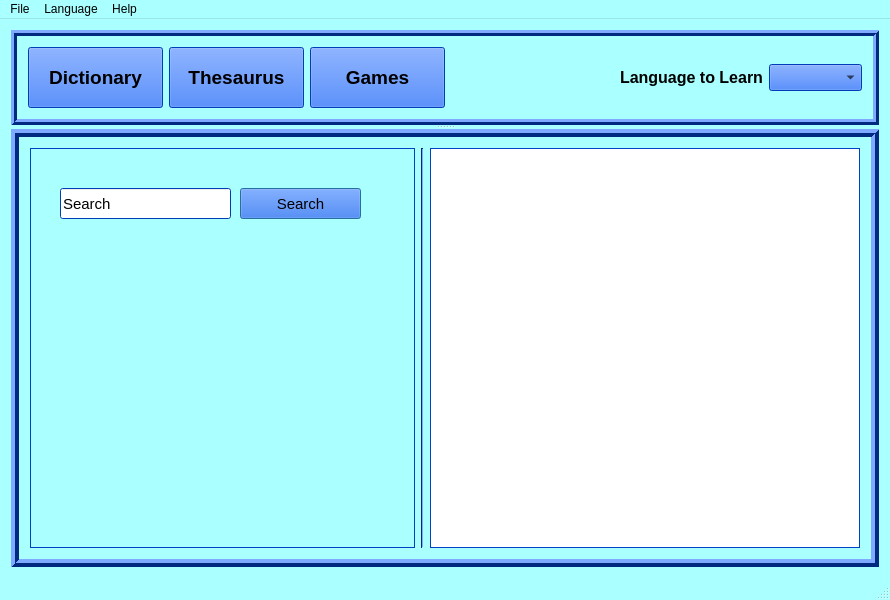
Before: the Qt Designer form mainwindow.ui in onvill/VocabWidener, drawn with Qt 5.
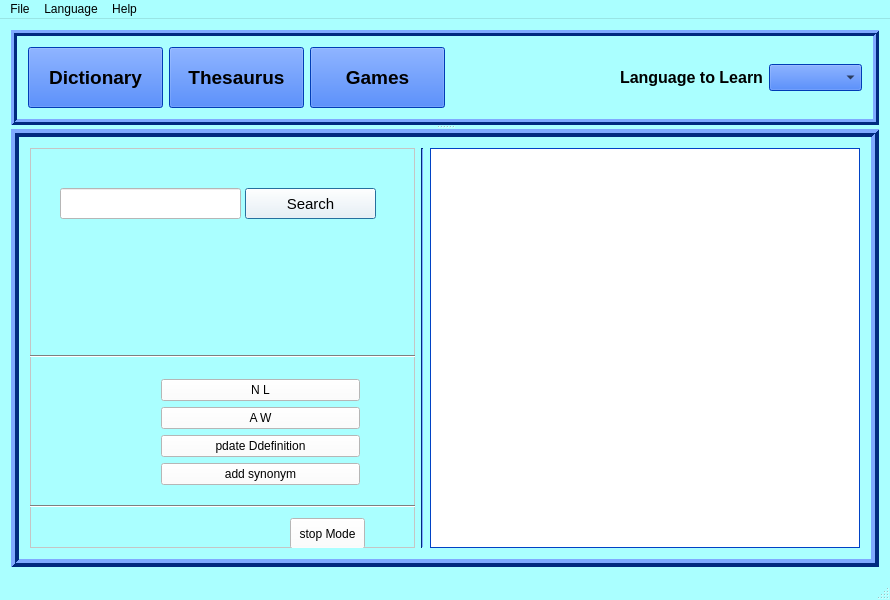
After: the same form once the commit is applied. Icons and pictures are not drawn.

Commit message: More Improvements; Teacher Mode

```diff
--- a/mainwindow.ui
+++ b/mainwindow.ui
@@ -1447,6 +1447,421 @@
        <layout class="QHBoxLayout" name="horizontalLayout_3">
         <item>
          <widget class="QFrame" name="frame_3">
+          <property name="palette">
+           <palette>
+            <active>
+             <colorrole role="WindowText">
+              <brush brushstyle="SolidPattern">
+               <color alpha="255">
+                <red>0</red>
+                <green>0</green>
+                <blue>0</blue>
+               </color>
+              </brush>
+             </colorrole>
+             <colorrole role="Button">
+              <brush brushstyle="SolidPattern">
+               <color alpha="255">
+                <red>255</red>
+                <green>255</green>
+                <blue>255</blue>
+               </color>
+              </brush>
+             </colorrole>
+             <colorrole role="Light">
+              <brush brushstyle="SolidPattern">
+               <color alpha="255">
+                <red>255</red>
+                <green>255</green>
+                <blue>255</blue>
+               </color>
+              </brush>
+             </colorrole>
+             <colorrole role="Midlight">
+              <brush brushstyle="SolidPattern">
+               <color alpha="255">
+                <red>255</red>
+                <green>255</green>
+                <blue>255</blue>
+               </color>
+              </brush>
+             </colorrole>
+             <colorrole role="Dark">
+              <brush brushstyle="SolidPattern">
+               <color alpha="255">
+                <red>127</red>
+                <green>127</green>
+                <blue>127</blue>
+               </color>
+              </brush>
+             </colorrole>
+             <colorrole role="Mid">
+              <brush brushstyle="SolidPattern">
+               <color alpha="255">
+                <red>170</red>
+                <green>170</green>
+                <blue>170</blue>
+               </color>
+              </brush>
+             </colorrole>
+             <colorrole role="Text">
+              <brush brushstyle="SolidPattern">
+               <color alpha="255">
+                <red>0</red>
+                <green>0</green>
+                <blue>0</blue>
+               </color>
+              </brush>
+             </colorrole>
+             <colorrole role="BrightText">
+              <brush brushstyle="SolidPattern">
+               <color alpha="255">
+                <red>255</red>
+                <green>255</green>
+                <blue>255</blue>
+               </color>
+              </brush>
+             </colorrole>
+             <colorrole role="ButtonText">
+              <brush brushstyle="SolidPattern">
+               <color alpha="255">
+                <red>0</red>
+                <green>0</green>
+                <blue>0</blue>
+               </color>
+              </brush>
+             </colorrole>
+             <colorrole role="Base">
+              <brush brushstyle="SolidPattern">
+               <color alpha="255">
+                <red>255</red>
+                <green>255</green>
+                <blue>255</blue>
+               </color>
+              </brush>
+             </colorrole>
+             <colorrole role="Window">
+              <brush brushstyle="SolidPattern">
+               <color alpha="255">
+                <red>255</red>
+                <green>255</green>
+                <blue>255</blue>
+               </color>
+              </brush>
+             </colorrole>
+             <colorrole role="Shadow">
+              <brush brushstyle="SolidPattern">
+               <color alpha="255">
+                <red>0</red>
+                <green>0</green>
+                <blue>0</blue>
+               </color>
+              </brush>
+             </colorrole>
+             <colorrole role="AlternateBase">
+              <brush brushstyle="SolidPattern">
+               <color alpha="255">
+                <red>255</red>
+                <green>255</green>
+                <blue>255</blue>
+               </color>
+              </brush>
+             </colorrole>
+             <colorrole role="ToolTipBase">
+              <brush brushstyle="SolidPattern">
+               <color alpha="255">
+                <red>255</red>
+                <green>255</green>
+                <blue>220</blue>
+               </color>
+              </brush>
+             </colorrole>
+             <colorrole role="ToolTipText">
+              <brush brushstyle="SolidPattern">
+               <color alpha="255">
+                <red>0</red>
+                <green>0</green>
+                <blue>0</blue>
+               </color>
+              </brush>
+             </colorrole>
+            </active>
+            <inactive>
+             <colorrole role="WindowText">
+              <brush brushstyle="SolidPattern">
+               <color alpha="255">
+                <red>0</red>
+                <green>0</green>
+                <blue>0</blue>
+               </color>
+              </brush>
+             </colorrole>
+             <colorrole role="Button">
+              <brush brushstyle="SolidPattern">
+               <color alpha="255">
+                <red>255</red>
+                <green>255</green>
+                <blue>255</blue>
+               </color>
+              </brush>
+             </colorrole>
+             <colorrole role="Light">
+              <brush brushstyle="SolidPattern">
+               <color alpha="255">
+                <red>255</red>
+                <green>255</green>
+                <blue>255</blue>
+               </color>
+              </brush>
+             </colorrole>
+             <colorrole role="Midlight">
+              <brush brushstyle="SolidPattern">
+               <color alpha="255">
+                <red>255</red>
+                <green>255</green>
+                <blue>255</blue>
+               </color>
+              </brush>
+             </colorrole>
+             <colorrole role="Dark">
+              <brush brushstyle="SolidPattern">
+               <color alpha="255">
+                <red>127</red>
+                <green>127</green>
+                <blue>127</blue>
+               </color>
+              </brush>
+             </colorrole>
+             <colorrole role="Mid">
+              <brush brushstyle="SolidPattern">
+               <color alpha="255">
+                <red>170</red>
+                <green>170</green>
+                <blue>170</blue>
+               </color>
+              </brush>
+             </colorrole>
+             <colorrole role="Text">
+              <brush brushstyle="SolidPattern">
+               <color alpha="255">
+                <red>0</red>
+                <green>0</green>
+                <blue>0</blue>
+               </color>
+              </brush>
+             </colorrole>
+             <colorrole role="BrightText">
+              <brush brushstyle="SolidPattern">
+               <color alpha="255">
+                <red>255</red>
+                <green>255</green>
+                <blue>255</blue>
+               </color>
+              </brush>
+             </colorrole>
+             <colorrole role="ButtonText">
+              <brush brushstyle="SolidPattern">
+               <color alpha="255">
+                <red>0</red>
+                <green>0</green>
+                <blue>0</blue>
+               </color>
+              </brush>
+             </colorrole>
+             <colorrole role="Base">
+              <brush brushstyle="SolidPattern">
+               <color alpha="255">
+                <red>255</red>
+                <green>255</green>
+                <blue>255</blue>
+               </color>
+              </brush>
+             </colorrole>
+             <colorrole role="Window">
+              <brush brushstyle="SolidPattern">
+               <color alpha="255">
+                <red>255</red>
+                <green>255</green>
+                <blue>255</blue>
+               </color>
+              </brush>
+             </colorrole>
+             <colorrole role="Shadow">
+              <brush brushstyle="SolidPattern">
+               <color alpha="255">
+                <red>0</red>
+                <green>0</green>
+                <blue>0</blue>
+               </color>
+              </brush>
+             </colorrole>
+             <colorrole role="AlternateBase">
+              <brush brushstyle="SolidPattern">
+               <color alpha="255">
+                <red>255</red>
+                <green>255</green>
+                <blue>255</blue>
+               </color>
+              </brush>
+             </colorrole>
+             <colorrole role="ToolTipBase">
+              <brush brushstyle="SolidPattern">
+               <color alpha="255">
+                <red>255</red>
+                <green>255</green>
+                <blue>220</blue>
+               </color>
+              </brush>
+             </colorrole>
+             <colorrole role="ToolTipText">
+              <brush brushstyle="SolidPattern">
+               <color alpha="255">
+                <red>0</red>
+                <green>0</green>
+                <blue>0</blue>
+               </color>
+              </brush>
+             </colorrole>
+            </inactive>
+            <disabled>
+             <colorrole role="WindowText">
+              <brush brushstyle="SolidPattern">
+               <color alpha="255">
+                <red>127</red>
+                <green>127</green>
+                <blue>127</blue>
+               </color>
+              </brush>
+             </colorrole>
+             <colorrole role="Button">
+              <brush brushstyle="SolidPattern">
+               <color alpha="255">
+                <red>255</red>
+                <green>255</green>
+                <blue>255</blue>
+               </color>
+              </brush>
+             </colorrole>
+             <colorrole role="Light">
+              <brush brushstyle="SolidPattern">
+               <color alpha="255">
+                <red>255</red>
+                <green>255</green>
+                <blue>255</blue>
+               </color>
+              </brush>
+             </colorrole>
+             <colorrole role="Midlight">
+              <brush brushstyle="SolidPattern">
+               <color alpha="255">
+                <red>255</red>
+                <green>255</green>
+                <blue>255</blue>
+               </color>
+              </brush>
+             </colorrole>
+             <colorrole role="Dark">
+              <brush brushstyle="SolidPattern">
+               <color alpha="255">
+                <red>127</red>
+                <green>127</green>
+                <blue>127</blue>
+               </color>
+              </brush>
+             </colorrole>
+             <colorrole role="Mid">
+              <brush brushstyle="SolidPattern">
+               <color alpha="255">
+                <red>170</red>
+                <green>170</green>
+                <blue>170</blue>
+               </color>
+              </brush>
+             </colorrole>
+             <colorrole role="Text">
+              <brush brushstyle="SolidPattern">
+               <color alpha="255">
+                <red>127</red>
+                <green>127</green>
+                <blue>127</blue>
+               </color>
+              </brush>
+             </colorrole>
+             <colorrole role="BrightText">
+              <brush brushstyle="SolidPattern">
+               <color alpha="255">
+                <red>255</red>
+                <green>255</green>
+                <blue>255</blue>
+               </color>
+              </brush>
+             </colorrole>
+             <colorrole role="ButtonText">
+              <brush brushstyle="SolidPattern">
+               <color alpha="255">
+                <red>127</red>
+                <green>127</green>
+                <blue>127</blue>
+               </color>
+              </brush>
+             </colorrole>
+             <colorrole role="Base">
+              <brush brushstyle="SolidPattern">
+               <color alpha="255">
+                <red>255</red>
+                <green>255</green>
+                <blue>255</blue>
+               </color>
+              </brush>
+             </colorrole>
+             <colorrole role="Window">
+              <brush brushstyle="SolidPattern">
+               <color alpha="255">
+                <red>255</red>
+                <green>255</green>
+                <blue>255</blue>
+               </color>
+              </brush>
+             </colorrole>
+             <colorrole role="Shadow">
+              <brush brushstyle="SolidPattern">
+               <color alpha="255">
+                <red>0</red>
+                <green>0</green>
+                <blue>0</blue>
+               </color>
+              </brush>
+             </colorrole>
+             <colorrole role="AlternateBase">
+              <brush brushstyle="SolidPattern">
+               <color alpha="255">
+                <red>255</red>
+                <green>255</green>
+                <blue>255</blue>
+               </color>
+              </brush>
+             </colorrole>
+             <colorrole role="ToolTipBase">
+              <brush brushstyle="SolidPattern">
+               <color alpha="255">
+                <red>255</red>
+                <green>255</green>
+                <blue>220</blue>
+               </color>
+              </brush>
+             </colorrole>
+             <colorrole role="ToolTipText">
+              <brush brushstyle="SolidPattern">
+               <color alpha="255">
+                <red>0</red>
+                <green>0</green>
+                <blue>0</blue>
+               </color>
+              </brush>
+             </colorrole>
+            </disabled>
+           </palette>
+          </property>
           <property name="frameShape">
            <enum>QFrame::StyledPanel</enum>
           </property>
@@ -1458,7 +1873,7 @@
             <rect>
              <x>30</x>
              <y>40</y>
-             <width>171</width>
+             <width>181</width>
              <height>31</height>
             </rect>
            </property>
@@ -1474,15 +1889,15 @@
             </font>
            </property>
            <property name="text">
-            <string>Search</string>
+            <string/>
            </property>
           </widget>
           <widget class="QPushButton" name="lookUpButton">
            <property name="geometry">
             <rect>
-             <x>210</x>
+             <x>215</x>
              <y>40</y>
-             <width>121</width>
+             <width>131</width>
              <height>31</height>
             </rect>
            </property>
@@ -1513,6 +1928,526 @@
             <bool>true</bool>
            </property>
           </widget>
+          <widget class="Line" name="line">
+           <property name="geometry">
+            <rect>
+             <x>0</x>
+             <y>200</y>
+             <width>399</width>
+             <height>16</height>
+            </rect>
+           </property>
+           <property name="orientation">
+            <enum>Qt::Horizontal</enum>
+           </property>
+          </widget>
+          <widget class="Line" name="line_3">
+           <property name="geometry">
+            <rect>
+             <x>0</x>
+             <y>350</y>
+             <width>399</width>
+             <height>16</height>
+            </rect>
+           </property>
+           <property name="orientation">
+            <enum>Qt::Horizontal</enum>
+           </property>
+          </widget>
+          <widget class="QLabel" name="teacherOnly">
+           <property name="geometry">
+            <rect>
+             <x>20</x>
+             <y>240</y>
+             <width>81</width>
+             <height>61</height>
+            </rect>
+           </property>
+           <property name="text">
+            <string/>
+           </property>
+          </widget>
+          <widget class="QWidget" name="layoutWidget2">
+           <property name="geometry">
+            <rect>
+             <x>120</x>
+             <y>220</y>
+             <width>221</width>
+             <height>131</height>
+            </rect>
+           </property>
+           <layout class="QVBoxLayout" name="verticalLayout">
+            <item>
+             <widget class="QPushButton" name="newLang_button">
+              <property name="text">
+               <string>N L</string>
+              </property>
+             </widget>
+            </item>
+            <item>
+             <widget class="QPushButton" name="addWord_button">
+              <property name="text">
+               <string>A W</string>
+              </property>
+             </widget>
+            </item>
+            <item>
+             <widget class="QPushButton" name="updateDef_button">
+              <property name="text">
+               <string>pdate Ddefinition</string>
+              </property>
+             </widget>
+            </item>
+            <item>
+             <widget class="QPushButton" name="addSyn_button">
+              <property name="text">
+               <string>add synonym</string>
+              </property>
+             </widget>
+            </item>
+           </layout>
+          </widget>
+          <widget class="QPushButton" name="offTeacherMode">
+           <property name="geometry">
+            <rect>
+             <x>260</x>
+             <y>370</y>
+             <width>75</width>
+             <height>31</height>
+            </rect>
+           </property>
+           <property name="text">
+            <string>stop Mode</string>
+           </property>
+          </widget>
+          <widget class="QLabel" name="teacherModeLabel_2">
+           <property name="geometry">
+            <rect>
+             <x>90</x>
+             <y>370</y>
+             <width>151</width>
+             <height>31</height>
+            </rect>
+           </property>
+           <property name="palette">
+            <palette>
+             <active>
+              <colorrole role="WindowText">
+               <brush brushstyle="SolidPattern">
+                <color alpha="255">
+                 <red>0</red>
+                 <green>0</green>
+                 <blue>0</blue>
+                </color>
+               </brush>
+              </colorrole>
+              <colorrole role="Button">
+               <brush brushstyle="SolidPattern">
+                <color alpha="255">
+                 <red>255</red>
+                 <green>0</green>
+                 <blue>0</blue>
+                </color>
+               </brush>
+              </colorrole>
+              <colorrole role="Light">
+               <brush brushstyle="SolidPattern">
+                <color alpha="255">
+                 <red>255</red>
+                 <green>127</green>
+                 <blue>127</blue>
+                </color>
+               </brush>
+              </colorrole>
+              <colorrole role="Midlight">
+               <brush brushstyle="SolidPattern">
+                <color alpha="255">
+                 <red>255</red>
+                 <green>63</green>
+                 <blue>63</blue>
+                </color>
+               </brush>
+              </colorrole>
+              <colorrole role="Dark">
+               <brush brushstyle="SolidPattern">
+                <color alpha="255">
+                 <red>127</red>
+                 <green>0</green>
+                 <blue>0</blue>
+                </color>
+               </brush>
+              </colorrole>
+              <colorrole role="Mid">
+               <brush brushstyle="SolidPattern">
+                <color alpha="255">
+                 <red>170</red>
+                 <green>0</green>
+                 <blue>0</blue>
+                </color>
+               </brush>
+              </colorrole>
+              <colorrole role="Text">
+               <brush brushstyle="SolidPattern">
+                <color alpha="255">
+                 <red>0</red>
+                 <green>0</green>
+                 <blue>0</blue>
+                </color>
+               </brush>
+              </colorrole>
+              <colorrole role="BrightText">
+               <brush brushstyle="SolidPattern">
+                <color alpha="255">
+                 <red>255</red>
+                 <green>255</green>
+                 <blue>255</blue>
+                </color>
+               </brush>
+              </colorrole>
+              <colorrole role="ButtonText">
+               <brush brushstyle="SolidPattern">
+                <color alpha="255">
+                 <red>0</red>
+                 <green>0</green>
+                 <blue>0</blue>
+                </color>
+               </brush>
+              </colorrole>
+              <colorrole role="Base">
+               <brush brushstyle="SolidPattern">
+                <color alpha="255">
+                 <red>255</red>
+                 <green>255</green>
+                 <blue>255</blue>
+                </color>
+               </brush>
+              </colorrole>
+              <colorrole role="Window">
+               <brush brushstyle="SolidPattern">
+                <color alpha="255">
+                 <red>255</red>
+                 <green>0</green>
+                 <blue>0</blue>
+                </color>
+               </brush>
+              </colorrole>
+              <colorrole role="Shadow">
+               <brush brushstyle="SolidPattern">
+                <color alpha="255">
+                 <red>0</red>
+                 <green>0</green>
+                 <blue>0</blue>
+                </color>
+               </brush>
+              </colorrole>
+              <colorrole role="AlternateBase">
+               <brush brushstyle="SolidPattern">
+                <color alpha="255">
+                 <red>255</red>
+                 <green>127</green>
+                 <blue>127</blue>
+                </color>
+               </brush>
+              </colorrole>
+              <colorrole role="ToolTipBase">
+               <brush brushstyle="SolidPattern">
+                <color alpha="255">
+                 <red>255</red>
+                 <green>255</green>
+                 <blue>220</blue>
+                </color>
+               </brush>
+              </colorrole>
+              <colorrole role="ToolTipText">
+               <brush brushstyle="SolidPattern">
+                <color alpha="255">
+                 <red>0</red>
+                 <green>0</green>
+                 <blue>0</blue>
+                </color>
+               </brush>
+              </colorrole>
+             </active>
+             <inactive>
+              <colorrole role="WindowText">
+               <brush brushstyle="SolidPattern">
+                <color alpha="255">
+                 <red>0</red>
+                 <green>0</green>
+                 <blue>0</blue>
+                </color>
+               </brush>
+              </colorrole>
+              <colorrole role="Button">
+               <brush brushstyle="SolidPattern">
+                <color alpha="255">
+                 <red>255</red>
+                 <green>0</green>
+                 <blue>0</blue>
+                </color>
+               </brush>
+              </colorrole>
+              <colorrole role="Light">
+               <brush brushstyle="SolidPattern">
+                <color alpha="255">
+                 <red>255</red>
+                 <green>127</green>
+                 <blue>127</blue>
+                </color>
+               </brush>
+              </colorrole>
+              <colorrole role="Midlight">
+               <brush brushstyle="SolidPattern">
+                <color alpha="255">
+                 <red>255</red>
+                 <green>63</green>
+                 <blue>63</blue>
+                </color>
+               </brush>
+              </colorrole>
+              <colorrole role="Dark">
+               <brush brushstyle="SolidPattern">
+                <color alpha="255">
+                 <red>127</red>
+                 <green>0</green>
+                 <blue>0</blue>
+                </color>
+               </brush>
+              </colorrole>
+              <colorrole role="Mid">
+               <brush brushstyle="SolidPattern">
+                <color alpha="255">
+                 <red>170</red>
+                 <green>0</green>
+                 <blue>0</blue>
+                </color>
+               </brush>
+              </colorrole>
+              <colorrole role="Text">
+               <brush brushstyle="SolidPattern">
+                <color alpha="255">
+                 <red>0</red>
+                 <green>0</green>
+                 <blue>0</blue>
+                </color>
+               </brush>
+              </colorrole>
+              <colorrole role="BrightText">
+               <brush brushstyle="SolidPattern">
+                <color alpha="255">
+                 <red>255</red>
+                 <green>255</green>
+                 <blue>255</blue>
+                </color>
+               </brush>
+              </colorrole>
+              <colorrole role="ButtonText">
+               <brush brushstyle="SolidPattern">
+                <color alpha="255">
+                 <red>0</red>
+                 <green>0</green>
+                 <blue>0</blue>
+                </color>
+               </brush>
+              </colorrole>
+              <colorrole role="Base">
+               <brush brushstyle="SolidPattern">
+                <color alpha="255">
+                 <red>255</red>
+                 <green>255</green>
+                 <blue>255</blue>
+                </color>
+               </brush>
+              </colorrole>
+              <colorrole role="Window">
+               <brush brushstyle="SolidPattern">
+                <color alpha="255">
+                 <red>255</red>
+                 <green>0</green>
+                 <blue>0</blue>
+                </color>
+               </brush>
+              </colorrole>
+              <colorrole role="Shadow">
+               <brush brushstyle="SolidPattern">
+                <color alpha="255">
+                 <red>0</red>
+                 <green>0</green>
+                 <blue>0</blue>
+                </color>
+               </brush>
+              </colorrole>
+              <colorrole role="AlternateBase">
+               <brush brushstyle="SolidPattern">
+                <color alpha="255">
+                 <red>255</red>
+                 <green>127</green>
+                 <blue>127</blue>
+                </color>
+               </brush>
+              </colorrole>
+              <colorrole role="ToolTipBase">
+               <brush brushstyle="SolidPattern">
+                <color alpha="255">
+                 <red>255</red>
+                 <green>255</green>
+                 <blue>220</blue>
+                </color>
+               </brush>
+              </colorrole>
+              <colorrole role="ToolTipText">
+               <brush brushstyle="SolidPattern">
+                <color alpha="255">
+                 <red>0</red>
+                 <green>0</green>
+                 <blue>0</blue>
+                </color>
+               </brush>
+              </colorrole>
+             </inactive>
+             <disabled>
+              <colorrole role="WindowText">
+               <brush brushstyle="SolidPattern">
+                <color alpha="255">
+                 <red>127</red>
+                 <green>0</green>
+                 <blue>0</blue>
+                </color>
+               </brush>
+              </colorrole>
+              <colorrole role="Button">
+               <brush brushstyle="SolidPattern">
+                <color alpha="255">
+                 <red>255</red>
+                 <green>0</green>
+                 <blue>0</blue>
+                </color>
+               </brush>
+              </colorrole>
+              <colorrole role="Light">
+               <brush brushstyle="SolidPattern">
+                <color alpha="255">
+                 <red>255</red>
+                 <green>127</green>
+                 <blue>127</blue>
+                </color>
+               </brush>
+              </colorrole>
+              <colorrole role="Midlight">
+               <brush brushstyle="SolidPattern">
+                <color alpha="255">
+                 <red>255</red>
+                 <green>63</green>
+                 <blue>63</blue>
+                </color>
+               </brush>
+              </colorrole>
+              <colorrole role="Dark">
+               <brush brushstyle="SolidPattern">
+                <color alpha="255">
+                 <red>127</red>
+                 <green>0</green>
+                 <blue>0</blue>
+                </color>
+               </brush>
+              </colorrole>
+              <colorrole role="Mid">
+               <brush brushstyle="SolidPattern">
+                <color alpha="255">
+                 <red>170</red>
+                 <green>0</green>
+                 <blue>0</blue>
+                </color>
+               </brush>
+              </colorrole>
+              <colorrole role="Text">
+               <brush brushstyle="SolidPattern">
+                <color alpha="255">
+                 <red>127</red>
+                 <green>0</green>
+                 <blue>0</blue>
+                </color>
+               </brush>
+              </colorrole>
+              <colorrole role="BrightText">
+               <brush brushstyle="SolidPattern">
+                <color alpha="255">
+                 <red>255</red>
+                 <green>255</green>
+                 <blue>255</blue>
+                </color>
+               </brush>
+              </colorrole>
+              <colorrole role="ButtonText">
+               <brush brushstyle="SolidPattern">
+                <color alpha="255">
+                 <red>127</red>
+                 <green>0</green>
+                 <blue>0</blue>
+                </color>
+               </brush>
+              </colorrole>
+              <colorrole role="Base">
+               <brush brushstyle="SolidPattern">
+                <color alpha="255">
+                 <red>255</red>
+                 <green>0</green>
+                 <blue>0</blue>
+                </color>
+               </brush>
+              </colorrole>
+              <colorrole role="Window">
+               <brush brushstyle="SolidPattern">
+                <color alpha="255">
+                 <red>255</red>
+                 <green>0</green>
+                 <blue>0</blue>
+                </color>
+               </brush>
+              </colorrole>
+              <colorrole role="Shadow">
+               <brush brushstyle="SolidPattern">
+                <color alpha="255">
+                 <red>0</red>
+                 <green>0</green>
+                 <blue>0</blue>
+                </color>
+               </brush>
+              </colorrole>
+              <colorrole role="AlternateBase">
+               <brush brushstyle="SolidPattern">
+                <color alpha="255">
+                 <red>255</red>
+                 <green>0</green>
+                 <blue>0</blue>
+                </color>
+               </brush>
+              </colorrole>
+              <colorrole role="ToolTipBase">
+               <brush brushstyle="SolidPattern">
+                <color alpha="255">
+                 <red>255</red>
+                 <green>255</green>
+                 <blue>220</blue>
+                </color>
+               </brush>
+              </colorrole>
+              <colorrole role="ToolTipText">
+               <brush brushstyle="SolidPattern">
+                <color alpha="255">
+                 <red>0</red>
+                 <green>0</green>
+                 <blue>0</blue>
+                </color>
+               </brush>
+              </colorrole>
+             </disabled>
+            </palette>
+           </property>
+           <property name="text">
+            <string/>
+           </property>
+          </widget>
          </widget>
         </item>
         <item>
```
Left out of the diff: 20 changed lines with no effect on the pictures. The commit also changes 13 other files.
